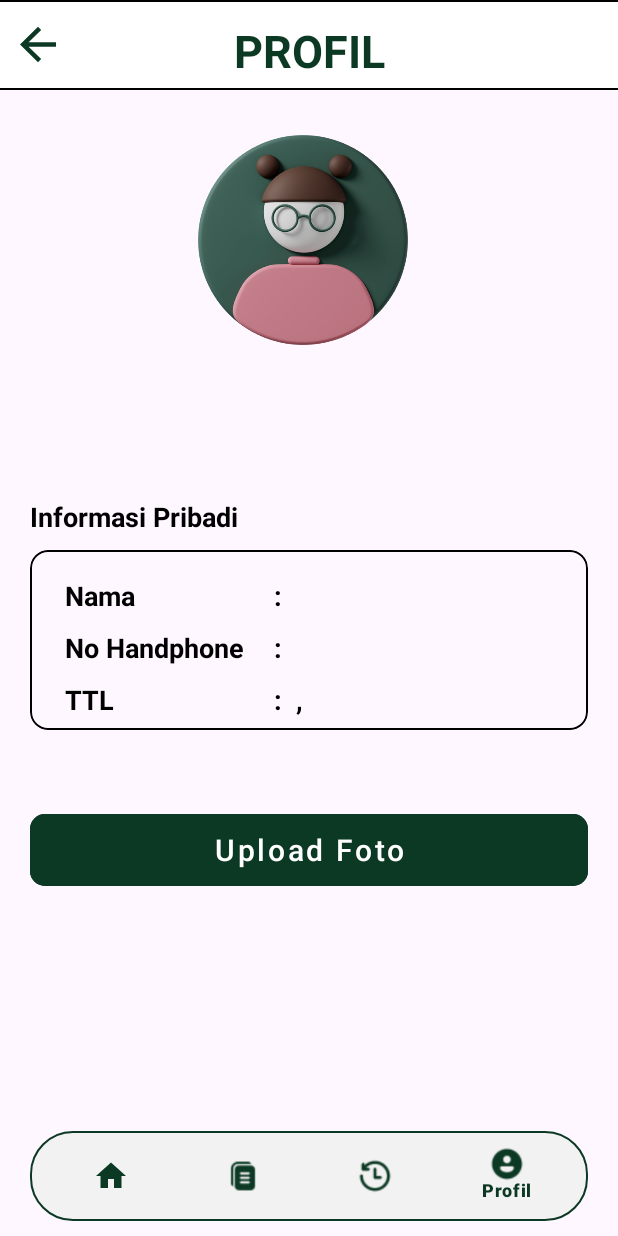
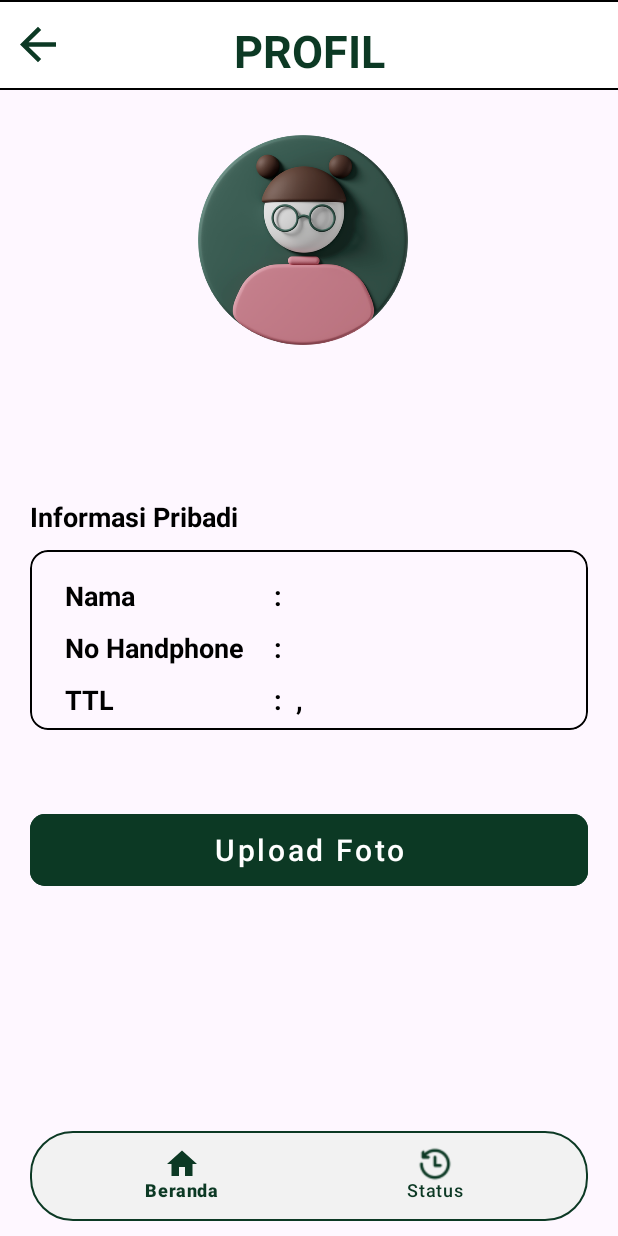
Before and after one commit to SaiaFadil/ProjectS-3Mobile, an Android app: the MainActivity screen opened directly, with no data from a screen before it, after a tap on an icon or button, on a phone screen of 412 x 824 dp. Run offline under Robolectric (Android 15) with nearby library versions, the phone set to English and light mode, and no system bars; 1 statement that could not run was skipped.

Commit message:
Update bottom_nav.xml

```diff
--- a/AppsMobile/app/src/main/res/menu/bottom_nav.xml
+++ b/AppsMobile/app/src/main/res/menu/bottom_nav.xml
@@ -6,17 +6,9 @@
         android:title="Beranda"
         android:icon="@drawable/baseline_home_24"/>
     <item
-        android:id="@+id/Layanan"
-        android:title="Layanan"
-        android:icon="@drawable/layanan"/>
-    <item
         android:id="@+id/Status"
         android:title="Status"
         android:icon="@drawable/status"/>
-    <item
-        android:id="@+id/Profil"
-        android:title="Profil"
-        android:icon="@drawable/profil"/>
 
 
 
```
